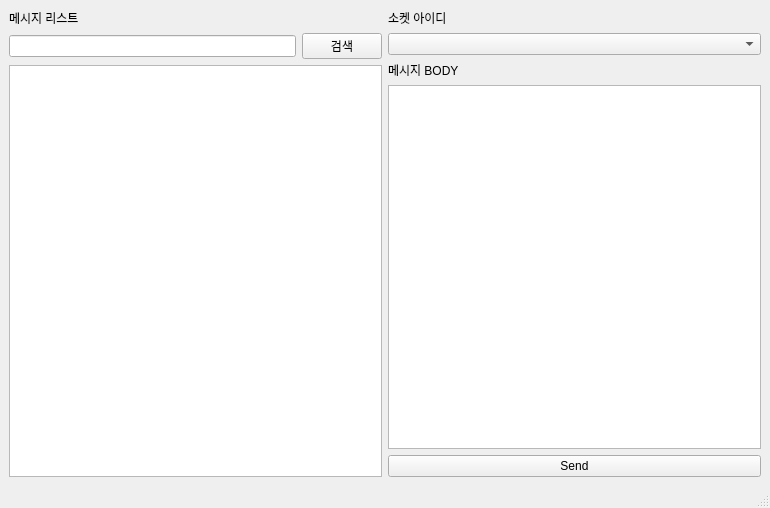
Qt form src/component/handler/handler.ui (gusdnd3150/communication-gui) before a commit.
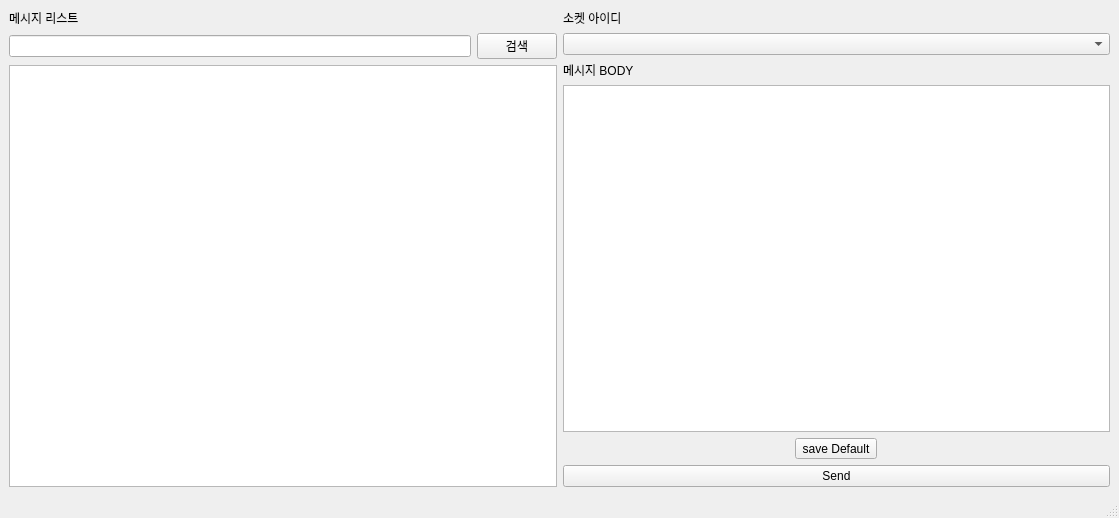
The same form after that commit.

The edit to the form file:
```diff
--- a/src/component/handler/handler.ui
+++ b/src/component/handler/handler.ui
@@ -9,8 +9,8 @@
    <rect>
     <x>0</x>
     <y>0</y>
-    <width>770</width>
-    <height>508</height>
+    <width>1119</width>
+    <height>518</height>
    </rect>
   </property>
   <property name="windowTitle">
@@ -46,7 +46,7 @@
       </item>
       <item>
        <layout class="QGridLayout" name="gridLayout_2">
-        <item row="4" column="0">
+        <item row="6" column="0">
          <widget class="QPushButton" name="btn_handle_send">
           <property name="text">
            <string>Send</string>
@@ -57,22 +57,33 @@
          <widget class="QComboBox" name="combo_sk_list"/>
         </item>
         <item row="3" column="0">
-         <widget class="QTableWidget" name="list_handle_body"/>
-        </item>
-        <item row="0" column="0">
-         <widget class="QLabel" name="label_2">
-          <property name="text">
-           <string>소켓 아이디</string>
-          </property>
-         </widget>
-        </item>
-        <item row="2" column="0">
          <widget class="QLabel" name="label">
           <property name="text">
            <string>메시지 BODY</string>
           </property>
          </widget>
         </item>
+        <item row="0" column="0">
+         <widget class="QLabel" name="label_2">
+          <property name="text">
+           <string>소켓 아이디</string>
+          </property>
+         </widget>
+        </item>
+        <item row="4" column="0">
+         <widget class="QTableWidget" name="list_handle_body"/>
+        </item>
+        <item row="5" column="0">
+         <layout class="QHBoxLayout" name="horizontalLayout_3">
+          <item>
+           <widget class="QToolButton" name="btn_save_dt_val">
+            <property name="text">
+             <string>save Default</string>
+            </property>
+           </widget>
+          </item>
+         </layout>
+        </item>
        </layout>
       </item>
      </layout>
```
Left out of the diff: 24 changed lines with no effect on the pictures.
